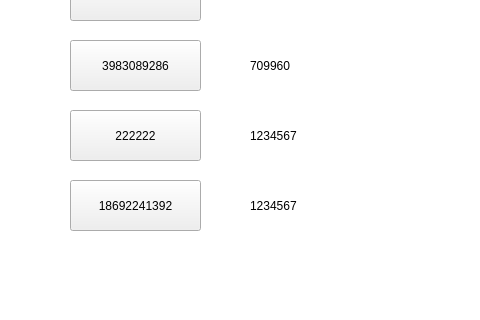
The window that SmartCabinet/Device/devicesimulate.ui (birdman1992/SmartCabinet) describes before a commit, drawn with Qt 5; both pictures show x 0 to 480 and y 160 to 480 of the 640 by 480 pixel window.
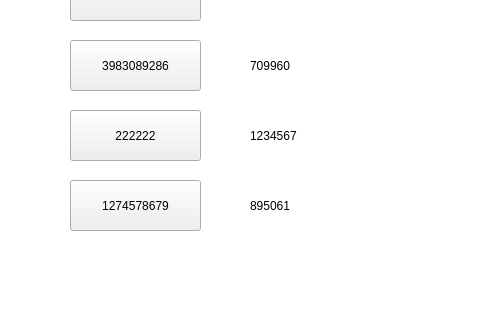
The same window after the commit.

Commit message: 添加测试卡号

```diff
--- a/SmartCabinet/Device/devicesimulate.ui
+++ b/SmartCabinet/Device/devicesimulate.ui
@@ -120,7 +120,7 @@
         <enum>Qt::NoFocus</enum>
        </property>
        <property name="text">
-        <string>18692241392</string>
+        <string>1274578679</string>
        </property>
       </widget>
       <widget class="QLabel" name="label">
@@ -172,7 +172,7 @@
         </rect>
        </property>
        <property name="text">
-        <string>1234567</string>
+        <string>895061</string>
        </property>
       </widget>
      </widget>
```
